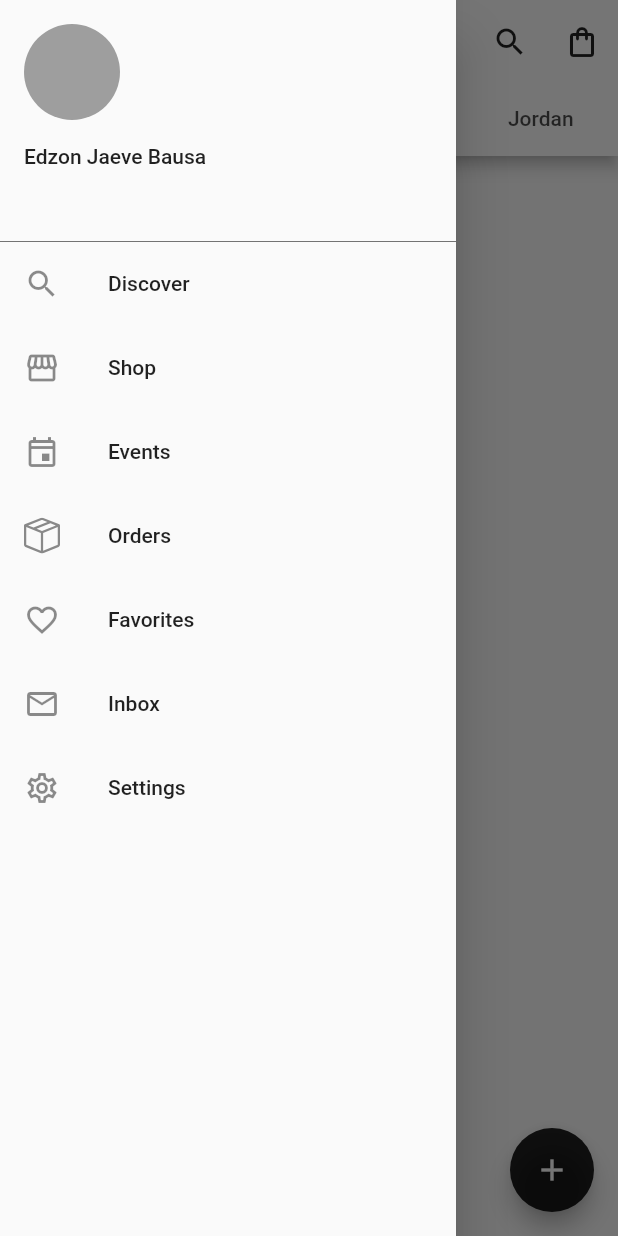
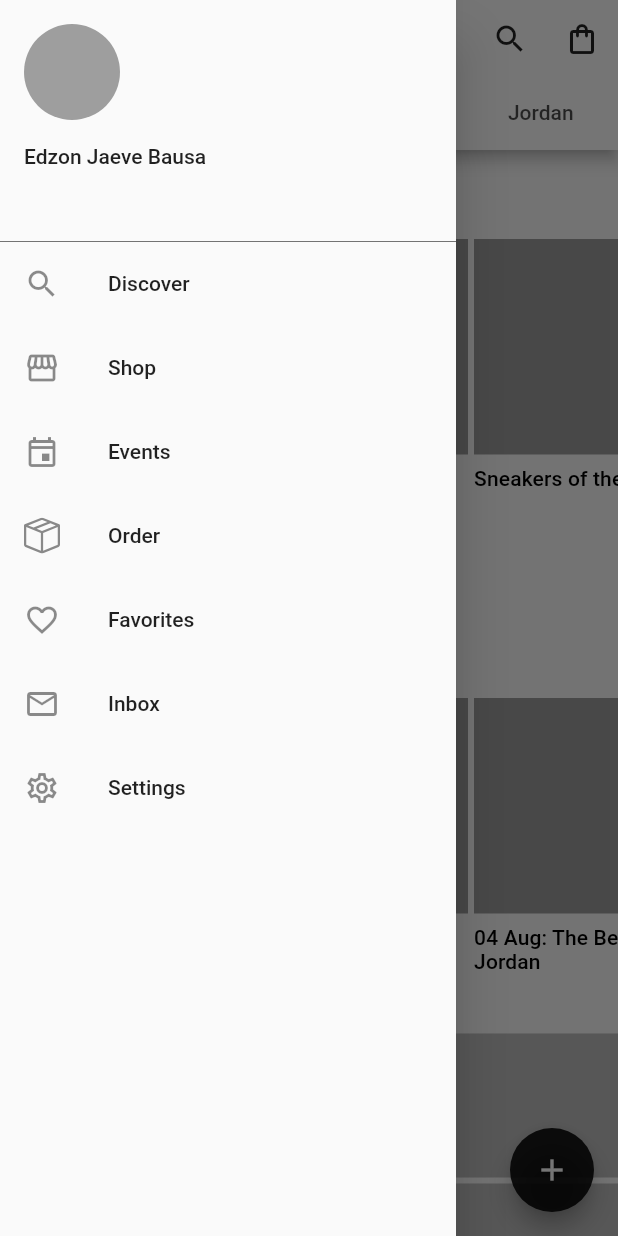
Before and after one commit to jzon200/nike_clone, a Flutter app: the screen it shows after launch, with the side drawer open, on a phone screen of 412 x 824 dp. Run offline on Flutter 3.47's test engine with Material 2 defaults, Android fonts, the phone set to English and light mode, and no system bars; our stand-ins replace bootstrap_icons.

Commit message:
Extracted SectionList and CategoryList widgets and modified file structure

```diff
--- a/lib/main.dart
+++ b/lib/main.dart
@@ -1,10 +1,7 @@
-import 'package:bootstrap_icons/bootstrap_icons.dart';
 import 'package:flutter/material.dart';
-import 'package:font_awesome_flutter/font_awesome_flutter.dart';
-import 'package:nike_clone/src/shared/theme/colors.dart';
-import 'package:nike_clone/src/theme.dart';
-import 'package:intl/intl.dart' show toBeginningOfSentenceCase;
-import './src/shared/theme/colors.dart';
+
+import 'src/home.dart';
+import 'src/theme/theme.dart';
 
 void main() {
   runApp(const MyApp());
@@ -12,23 +9,6 @@ void main() {
 
 class MyApp extends StatelessWidget {
   const MyApp({Key? key}) : super(key: key);
-
-  final _tabs = const [
-    'Men',
-    'Women',
-    'Kids',
-    'Jordan',
-  ];
-
-  final _listTiles = const {
-    'discover': Icons.search,
-    'shop': Icons.storefront,
-    'events': Icons.event_outlined,
-    'orders': BootstrapIcons.box_seam,
-    'favorites': Icons.favorite_outline,
-    'inbox': Icons.mail_outline,
-    'settings': Icons.settings_outlined,
-  };
 
   @override
   Widget build(BuildContext context) {
@@ -38,72 +18,7 @@ class MyApp extends StatelessWidget {
       debugShowCheckedModeBanner: false,
       title: 'Nike Clone',
       theme: nikeTheme,
-      home: DefaultTabController(
-        length: _tabs.length,
-        child: Scaffold(
-          appBar: AppBar(
-            title: const Text('Shop'),
-            bottom: TabBar(
-              indicatorColor: Colors.black87,
-              tabs: [
-                for (final tab in _tabs)
-                  Tab(
-                    text: tab,
-                  )
-              ],
-            ),
-            actions: [
-              IconButton(
-                onPressed: () {},
-                icon: const Icon(Icons.search),
-              ),
-              IconButton(
-                onPressed: () {},
-                icon: const Icon(Icons.shopping_bag_outlined),
-              ),
-            ],
-          ),
-          drawer: Drawer(
-            child: ListView(
-              children: [
-                DrawerHeader(
-                  margin: EdgeInsets.zero,
-                  child: Column(
-                    crossAxisAlignment: CrossAxisAlignment.start,
-                    children: const [
-                      CircleAvatar(backgroundColor: Colors.grey, radius: 32.0),
-                      Padding(
-                        padding: EdgeInsets.only(top: 16.0),
-                        child: Text('Edzon Jaeve Bausa'),
-                      ),
-                    ],
-                  ),
-                ),
-                ..._listTiles.entries
-                    .map((e) => ListTile(
-                          leading: Icon(e.value),
-                          title: Text(toBeginningOfSentenceCase(e.key)!),
-                          onTap: () {},
-                        ))
-                    .toList()
-                // ..._listTiles.map((key, value) => ListTile(leading: value, title: key,))
-              ],
-            ),
-          ),
-          body: TabBarView(
-            children: [
-              for (final tab in _tabs)
-                Center(
-                  child: Text(tab),
-                ),
-            ],
-          ),
-          floatingActionButton: FloatingActionButton(
-            onPressed: () {},
-            child: const Icon(Icons.add),
-          ),
-        ),
-      ),
+      home: const Home(),
     );
   }
 }
--- /dev/null
+++ b/lib/src/home.dart
@@ -0,0 +1,39 @@
+import 'package:flutter/material.dart';
+
+import 'screens/screens.dart';
+import 'shared/widgets/widgets.dart';
+
+class Home extends StatelessWidget {
+  const Home({Key? key}) : super(key: key);
+
+  @override
+  Widget build(BuildContext context) {
+    return DefaultTabController(
+      length: _tabs.length,
+      child: Scaffold(
+        appBar: const NikeAppBar(tabs: _tabs),
+        drawer: const NikeDrawer(),
+        body: TabBarView(
+          children: [
+            const MenScreen(),
+            for (final tab in _tabs.skip(1))
+              Center(
+                child: Text(tab),
+              ),
+          ],
+        ),
+        floatingActionButton: FloatingActionButton(
+          onPressed: () {},
+          child: const Icon(Icons.add),
+        ),
+      ),
+    );
+  }
+}
+
+const _tabs = [
+  'Men',
+  'Women',
+  'Kids',
+  'Jordan',
+];
--- /dev/null
+++ b/lib/src/screens/men_screen.dart
@@ -0,0 +1,48 @@
+import 'package:flutter/material.dart';
+
+import '../shared/widgets/widgets.dart';
+
+class MenScreen extends StatelessWidget {
+  const MenScreen({Key? key}) : super(key: key);
+
+  @override
+  Widget build(BuildContext context) {
+    return ListView(
+      children: const [
+        SectionList(
+          title: "This Week's Highlights",
+          items: _highlights,
+        ),
+        SectionList(
+          title: "App Anniversary Drops",
+          subTitle: 'Dropping at 12:00PM Daily',
+          items: _offers,
+        ),
+        CategoryList(),
+      ],
+    );
+  }
+}
+
+const _highlights = [
+  'Member Days is Coming',
+  'Cop Your Fave 👟 Drop',
+  'Sneakers of the Week',
+  'Air Zoom G.T. Cut 2',
+  'Nike React Pegasus Trail 4',
+  'Nike React Infinity Run Flyknit 3',
+  'Nike Metcon 8',
+  'Nike Waffle One SE',
+  'Air Max Flyknit Racer',
+  'Nike By You',
+];
+
+const _offers = [
+  '02 Aug',
+  '03 Aug: Nike by You',
+  '04 Aug: The Best of Jordan',
+  '05 Aug: Sneaker of the Week',
+  '06 Aug',
+  '07 Aug',
+  'Show All',
+];
--- /dev/null
+++ b/lib/src/screens/screens.dart
@@ -0,0 +1 @@
+export 'men_screen.dart';
--- /dev/null
+++ b/lib/src/shared/widgets/category_item.dart
@@ -0,0 +1,75 @@
+import 'package:flutter/material.dart';
+
+class CategoryItem extends StatelessWidget {
+  const CategoryItem({
+    Key? key,
+    required this.title,
+    required this.items,
+    required this.isExpanded,
+    required this.onTap,
+  }) : super(key: key);
+
+  final String title;
+  final List<String> items;
+  final bool isExpanded;
+  final VoidCallback onTap;
+
+  @override
+  Widget build(BuildContext context) {
+    final textTheme = Theme.of(context).textTheme;
+
+    // TODO: Animate Expanding State
+    return Column(
+      crossAxisAlignment: CrossAxisAlignment.start,
+      children: [
+        InkWell(
+          onTap: onTap,
+          child: Ink(
+            height: 96,
+            padding: const EdgeInsets.all(18.0),
+            color: Colors.grey[400],
+            child: Row(
+              children: [
+                Text(
+                  title,
+                  style: textTheme.headline6?.copyWith(
+                    color: Colors.white,
+                  ),
+                ),
+              ],
+            ),
+          ),
+        ),
+        const SizedBox(height: 4.0),
+        if (isExpanded)
+          for (final i in items)
+            InkWell(
+              onTap: () {
+                // TODO: Navigate to a certain route
+              },
+              child: Ink(
+                width: double.infinity,
+                padding: const EdgeInsets.symmetric(
+                  vertical: 24.0,
+                  horizontal: 18.0,
+                ),
+                decoration: const BoxDecoration(
+                  border: Border(
+                    bottom: BorderSide(
+                      width: 1.0,
+                      color: Colors.grey,
+                    ),
+                  ),
+                ),
+                child: Text(
+                  i,
+                  style: textTheme.subtitle1?.copyWith(
+                    fontWeight: FontWeight.w500,
+                  ),
+                ),
+              ),
+            ),
+      ],
+    );
+  }
+}
--- /dev/null
+++ b/lib/src/shared/widgets/category_list.dart
@@ -0,0 +1,96 @@
+import 'package:flutter/material.dart';
+import 'category_item.dart';
+
+class CategoryList extends StatefulWidget {
+  const CategoryList({Key? key}) : super(key: key);
+
+  @override
+  State<CategoryList> createState() => _CategoryListState();
+}
+
+class _CategoryListState extends State<CategoryList> {
+  int? _expandedItemIndex;
+
+  @override
+  Widget build(BuildContext context) {
+    final categoryItems = _categories.map((item) {
+      final index = _categories.indexOf(item);
+      final isExpanded = _expandedItemIndex == index;
+
+      return CategoryItem(
+        title: item['title'] as String,
+        items: item['items'] as List<String>,
+        isExpanded: isExpanded,
+        onTap: () {
+          setState(() {
+            _expandedItemIndex = !isExpanded ? index : null;
+          });
+        },
+      );
+    }).toList();
+
+    return Column(
+      children: categoryItems,
+    );
+  }
+}
+
+const _categories = [
+  {
+    'title': 'New & Featured',
+    'items': [
+      'New Releases',
+      'Available Only in the App',
+      'Air Force 1',
+      'Air Max',
+      'Basic Essentials',
+      'Footbal Club Kits',
+      'Top Picks Under 3,500',
+      'Last Sizes Available',
+    ],
+  },
+  {
+    'title': 'Shoes',
+    'items': [
+      'New Releases',
+      'All Shoes',
+      'Lifestyle',
+      'Running',
+      'Basketball',
+      'Jordan',
+      'Football',
+      'Gym and Training',
+    ],
+  },
+  {
+    'title': 'Clothing',
+    'items': [
+      'New Releases',
+      'All Clothing',
+      'Tops and T-Shirts',
+      'Jerseys and Kits',
+      'Hoodies and Sweatshirts',
+      'Jackets and GIlets',
+      'Pants and Leggings',
+      'Tracksuits',
+    ],
+  },
+  {
+    'title': 'Sale',
+    'items': [
+      'Shop All Sale',
+      'Shop Sale Shoes',
+      'Shop Sale Clothing',
+      'Shop Sale Accessories and Equipment',
+    ],
+  },
+  {
+    'title': 'Member Shop',
+    'items': [
+      'Member Days Is Coming',
+      'Shop All Member Exclusives',
+      'New and Upcoming Drops',
+      'Nike Membership Benefits',
+    ],
+  },
+];
--- /dev/null
+++ b/lib/src/shared/widgets/nike_app_bar.dart
@@ -0,0 +1,36 @@
+import 'package:flutter/material.dart';
+
+class NikeAppBar extends StatelessWidget with PreferredSizeWidget {
+  const NikeAppBar({Key? key, required this.tabs}) : super(key: key);
+
+  final List<String> tabs;
+
+  @override
+  Widget build(BuildContext context) {
+    return AppBar(
+      title: const Text('Shop'),
+      bottom: TabBar(
+        indicatorColor: Colors.black87,
+        tabs: [
+          for (final tab in tabs)
+            Tab(
+              text: tab,
+            ),
+        ],
+      ),
+      actions: [
+        IconButton(
+          onPressed: () {},
+          icon: const Icon(Icons.search),
+        ),
+        IconButton(
+          onPressed: () {},
+          icon: const Icon(Icons.shopping_bag_outlined),
+        ),
+      ],
+    );
+  }
+
+  @override
+  Size get preferredSize => const Size.fromHeight(100);
+}
--- /dev/null
+++ b/lib/src/shared/widgets/nike_drawer.dart
@@ -0,0 +1,48 @@
+import 'package:bootstrap_icons/bootstrap_icons.dart';
+import 'package:flutter/material.dart';
+
+class NikeDrawer extends StatelessWidget {
+  const NikeDrawer({Key? key}) : super(key: key);
+
+  @override
+  Widget build(BuildContext context) {
+    return Drawer(
+      child: ListView(
+        children: [
+          DrawerHeader(
+            margin: EdgeInsets.zero,
+            child: Column(
+              crossAxisAlignment: CrossAxisAlignment.start,
+              children: const [
+                CircleAvatar(
+                  backgroundColor: Colors.grey,
+                  radius: 32.0,
+                ),
+                Padding(
+                  padding: EdgeInsets.only(top: 16.0),
+                  child: Text('Edzon Jaeve Bausa'),
+                ),
+              ],
+            ),
+          ),
+          for (final item in _listTiles)
+            ListTile(
+              leading: Icon(item['icon'] as IconData),
+              title: Text((item['title'] as String)),
+              onTap: () {},
+            )
+        ],
+      ),
+    );
+  }
+}
+
+const _listTiles = [
+  {'title': 'Discover', 'icon': Icons.search},
+  {'title': 'Shop', 'icon': Icons.storefront},
+  {'title': 'Events', 'icon': Icons.event_outlined},
+  {'title': 'Order', 'icon': BootstrapIcons.box_seam},
+  {'title': 'Favorites', 'icon': Icons.favorite_outline},
+  {'title': 'Inbox', 'icon': Icons.mail_outline},
+  {'title': 'Settings', 'icon': Icons.settings_outlined},
+];
--- /dev/null
+++ b/lib/src/shared/widgets/section_list.dart
@@ -0,0 +1,82 @@
+import 'package:flutter/material.dart';
+
+class SectionList extends StatelessWidget {
+  const SectionList({
+    Key? key,
+    required this.title,
+    required this.items,
+    this.subTitle = '',
+  }) : super(key: key);
+
+  final String title;
+  final String subTitle;
+  final List items;
+
+  @override
+  Widget build(BuildContext context) {
+    final textTheme = Theme.of(context).textTheme;
+
+    const maxSize = 144.0;
+
+    return Padding(
+      padding: const EdgeInsets.fromLTRB(20, 20, 0, 16),
+      child: Column(
+        crossAxisAlignment: CrossAxisAlignment.start,
+        children: [
+          Text(
+            title,
+            style: textTheme.headline6,
+          ),
+          Visibility(
+            visible: subTitle.isNotEmpty,
+            child: Text(
+              subTitle,
+              style: textTheme.headline6?.copyWith(
+                color: Colors.grey,
+              ),
+            ),
+          ),
+          // TODO: Add Image
+          Container(
+            height: 192,
+            margin: const EdgeInsets.symmetric(vertical: 16.0),
+            child: ListView.separated(
+              primary: false,
+              scrollDirection: Axis.horizontal,
+              itemCount: items.length,
+              itemBuilder: (_, index) {
+                return InkWell(
+                  onTap: () {
+                    // TODO: Add Navigation Functionality
+                  },
+                  child: Ink(
+                    width: maxSize,
+                    height: maxSize,
+                    child: Column(
+                      crossAxisAlignment: CrossAxisAlignment.start,
+                      children: [
+                        Container(
+                          width: double.infinity,
+                          height: maxSize,
+                          color: Colors.grey,
+                          margin: const EdgeInsets.only(bottom: 8.0),
+                        ),
+                        Text(
+                          items[index],
+                          style: textTheme.subtitle2,
+                        ),
+                      ],
+                    ),
+                  ),
+                );
+              },
+              separatorBuilder: (_, index) {
+                return const SizedBox(width: 4.0);
+              },
+            ),
+          ),
+        ],
+      ),
+    );
+  }
+}
--- /dev/null
+++ b/lib/src/shared/widgets/widgets.dart
@@ -0,0 +1,5 @@
+export 'category_list.dart';
+export 'section_list.dart';
+export 'nike_drawer.dart';
+export 'nike_app_bar.dart';
+export 'products_grid.dart';
--- a/lib/src/theme.dart
+++ /dev/null
@@ -1,127 +0,0 @@
-import 'package:flutter/material.dart';
-import 'package:flutter/services.dart';
-
-const nikeBlack87 = Colors.black87;
-const nikeWhite = Colors.white;
-
-ThemeData buildNikeTheme() {
-  final ThemeData base = ThemeData.light();
-
-  return base.copyWith(
-    colorScheme: base.colorScheme.copyWith(
-      primary: nikeWhite,
-      onPrimary: nikeBlack87,
-      secondary: nikeBlack87,
-      onSecondary: nikeWhite,
-    ),
-    appBarTheme: base.appBarTheme.copyWith(
-      systemOverlayStyle: SystemUiOverlayStyle.light,
-    ),
-    dividerTheme: base.dividerTheme.copyWith(color: Colors.black54),
-    tabBarTheme: const TabBarTheme(
-      indicator: UnderlineTabIndicator(
-        borderSide: BorderSide(width: 2.0),
-        insets: EdgeInsets.symmetric(horizontal: 24.0),
-      ),
-      labelColor: nikeBlack87,
-    ),
-  );
-}
-
-// final nikeTheme = ThemeData(
-//   backgroundColor: nikeBackgroundWhite,
-//   primaryColor: nikeBlack87,
-//   fontFamily: 'Helvetica Neue',
-// appBarTheme: const AppBarTheme(
-//   systemOverlayStyle: SystemUiOverlayStyle.light,
-//   backgroundColor: nikeBackgroundWhite,
-//   foregroundColor: nikeBlack87,
-// ),
-//   tabBarTheme: const TabBarTheme(
-//     indicator: UnderlineTabIndicator(
-//       borderSide: BorderSide(width: 2.0),
-//       insets: EdgeInsets.symmetric(horizontal: 24.0),
-//     ),
-//     labelColor: nikeBlack87,
-//   ),
-// );
-
-ThemeData _buildShrineTheme() {
-  final ThemeData base = ThemeData.light();
-  return base.copyWith(
-    colorScheme: _shrineColorScheme,
-    accentColor: shrineBrown900,
-    primaryColor: shrinePink100,
-    buttonColor: shrinePink100,
-    scaffoldBackgroundColor: shrineBackgroundWhite,
-    cardColor: shrineBackgroundWhite,
-    textSelectionColor: shrinePink100,
-    errorColor: shrineErrorRed,
-    buttonTheme: const ButtonThemeData(
-      colorScheme: _shrineColorScheme,
-      textTheme: ButtonTextTheme.normal,
-    ),
-    primaryIconTheme: _customIconTheme(base.iconTheme),
-    textTheme: _buildShrineTextTheme(base.textTheme),
-    primaryTextTheme: _buildShrineTextTheme(base.primaryTextTheme),
-    accentTextTheme: _buildShrineTextTheme(base.accentTextTheme),
-    iconTheme: _customIconTheme(base.iconTheme),
-    indicatorColor: shrineBrown600,
-  );
-}
-
-IconThemeData _customIconTheme(IconThemeData original) {
-  return original.copyWith(color: shrineBrown900);
-}
-
-TextTheme _buildShrineTextTheme(TextTheme base) {
-  return base
-      .copyWith(
-        caption: base.caption?.copyWith(
-          fontWeight: FontWeight.w400,
-          fontSize: 14,
-          letterSpacing: defaultLetterSpacing,
-        ),
-        button: base.button?.copyWith(
-          fontWeight: FontWeight.w500,
-          fontSize: 14,
-          letterSpacing: defaultLetterSpacing,
-        ),
-      )
-      .apply(
-        fontFamily: 'Rubik',
-        displayColor: shrineBrown900,
-        bodyColor: shrineBrown900,
-      );
-}
-
-const ColorScheme _shrineColorScheme = ColorScheme(
-  primary: shrinePink100,
-  primaryVariant: shrineBrown900,
-  secondary: shrinePink50,
-  secondaryVariant: shrineBrown900,
-  surface: shrineSurfaceWhite,
-  background: shrineBackgroundWhite,
-  error: shrineErrorRed,
-  onPrimary: shrineBrown900,
-  onSecondary: shrineBrown900,
-  onSurface: shrineBrown900,
-  onBackground: shrineBrown900,
-  onError: shrineSurfaceWhite,
-  brightness: Brightness.light,
-);
-
-const Color shrinePink50 = Color(0xFFFEEAE6);
-const Color shrinePink100 = Color(0xFFFEDBD0);
-const Color shrinePink300 = Color(0xFFFBB8AC);
-const Color shrinePink400 = Color(0xFFEAA4A4);
-
-const Color shrineBrown900 = Color(0xFF442B2D);
-const Color shrineBrown600 = Color(0xFF7D4F52);
-
-const Color shrineErrorRed = Color(0xFFC5032B);
-
-const Color shrineSurfaceWhite = Color(0xFFFFFBFA);
-const Color shrineBackgroundWhite = Colors.white;
-
-const defaultLetterSpacing = 0.03;
--- a/lib/src/shared/theme/colors.dart
+++ b/lib/src/theme/colors.dart
@@ -1,4 +1,4 @@
 import 'package:flutter/material.dart';
 
 const nikeBlack87 = Colors.black87;
-const nikeBackgroundWhite = Colors.white;
+const nikeWhite = Colors.white;
--- /dev/null
+++ b/lib/src/theme/theme.dart
@@ -0,0 +1,30 @@
+import 'package:flutter/material.dart';
+import 'package:flutter/services.dart';
+
+import 'colors.dart';
+
+ThemeData buildNikeTheme() {
+  final ThemeData base = ThemeData.light();
+
+  return base.copyWith(
+    colorScheme: base.colorScheme.copyWith(
+      primary: nikeWhite,
+      onPrimary: nikeBlack87,
+      secondary: nikeBlack87,
+      onSecondary: nikeWhite,
+    ),
+    appBarTheme: base.appBarTheme.copyWith(
+      systemOverlayStyle: SystemUiOverlayStyle.light.copyWith(
+        statusBarColor: nikeBlack87,
+      ),
+    ),
+    dividerTheme: base.dividerTheme.copyWith(color: Colors.black54),
+    tabBarTheme: const TabBarTheme(
+      indicator: UnderlineTabIndicator(
+        borderSide: BorderSide(width: 2.0),
+        insets: EdgeInsets.symmetric(horizontal: 24.0),
+      ),
+      labelColor: nikeBlack87,
+    ),
+  );
+}
--- a/pubspec.yaml
+++ b/pubspec.yaml
@@ -27,6 +27,7 @@ environment:
 # the latest version available on pub.dev. To see which dependencies have newer
 # versions available, run `flutter pub outdated`.
 dependencies:
+  animations: ^2.0.3
   bootstrap_icons: ^1.8.1
   cupertino_icons: ^1.0.2
   equatable: ^2.0.3
```
Also changed, not shown: lib/src/utils.dart (deleted, +0 -28 lines), lib/src/theme/typography.dart (added), pubspec.lock.
